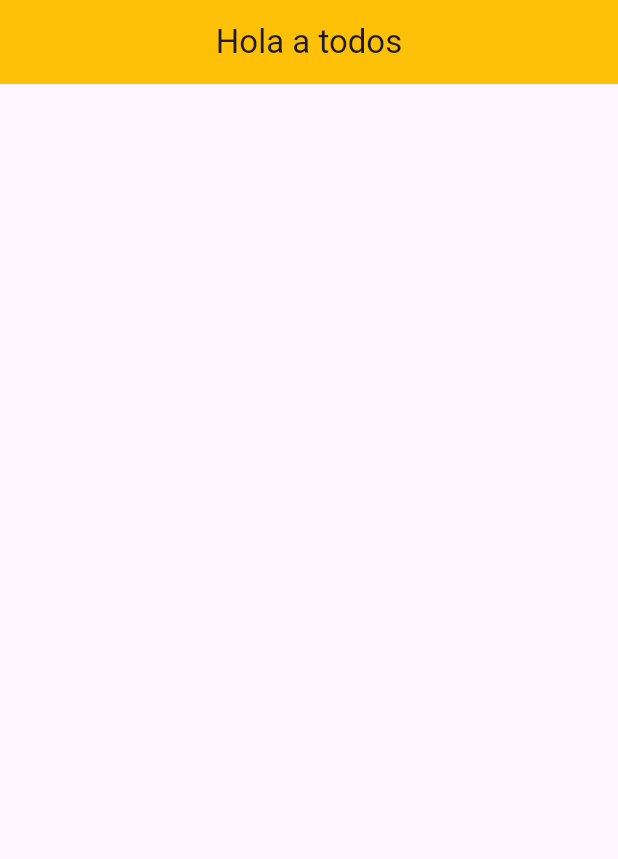
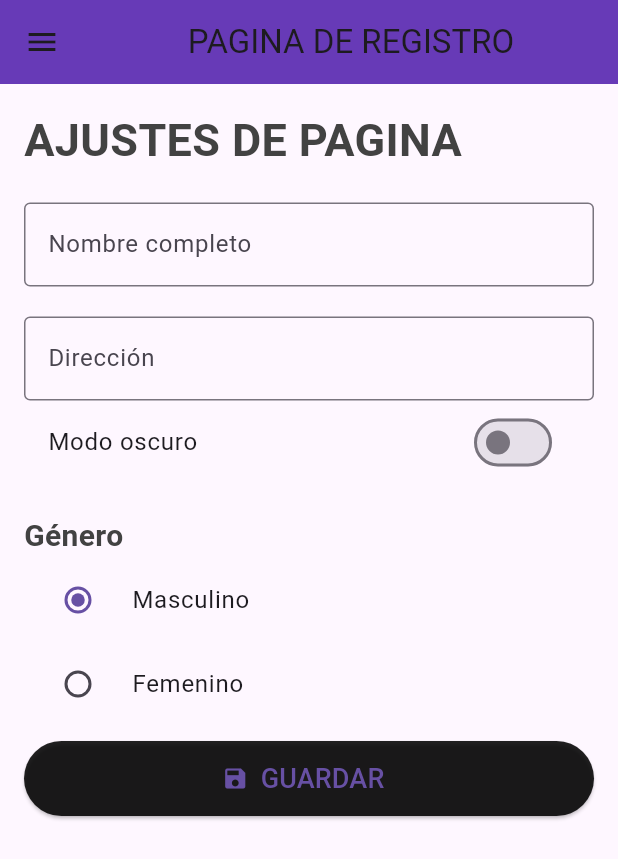
Before and after one commit to ElianaTicona/githubtest, a Flutter app: the screen it shows after launch, on a phone screen of 412 x 824 dp. Shown: the top 859 px of the screen. Run offline on Flutter 3.47's test engine with Material 3 defaults, Android fonts, the phone set to English and light mode, and no system bars; our stand-ins replace shared_preferences.

Commit message:
Proyecto finalizado

```diff
--- a/lib/main.dart
+++ b/lib/main.dart
@@ -1,6 +1,7 @@
 import 'package:flutter/material.dart';
+import 'package:flutter_5x_sharedpref/pages/register_page.dart';
 
-void main() {
+void main(){
   runApp(MyApp());
 }
 
@@ -10,22 +11,7 @@ class MyApp extends StatelessWidget {
   @override
   Widget build(BuildContext context) {
     return const MaterialApp(
-      home: HomePage(),
+      home: RegisterPage(),
     );
   }
 }
-
-
-class HomePage extends StatelessWidget {
-  const HomePage({super.key});
-
-  @override
-  Widget build(BuildContext context) {
-    return Scaffold(
-      appBar: AppBar(
-        title: Center(child: Text("Hola a todos")),
-        backgroundColor: Colors.amber,
-      ),
-    );
-  }
-}
--- /dev/null
+++ b/lib/pages/register_page.dart
@@ -0,0 +1,219 @@
+import 'package:flutter/material.dart';
+import 'package:flutter_5x_sharedpref/pages/profile_page.dart';
+import 'package:shared_preferences/shared_preferences.dart';
+
+class RegisterPage extends StatefulWidget {
+  const RegisterPage({Key? key}) : super(key: key);
+
+  @override
+  _RegisterPageState createState() => _RegisterPageState();
+}
+
+class _RegisterPageState extends State<RegisterPage> {
+  bool darkmode = false;
+  int gender = 1;
+
+  // Paso 1: Declarar los controladores para controlar el texto que se escribe en ambos Textfield
+  TextEditingController fullnamecontroller = TextEditingController();
+  TextEditingController adresscontroller = TextEditingController();
+
+  // saveData(){
+  //   print(fullnamecontroller.text);
+  //   print(adresscontroller.text);
+  //   print(darkmode);
+  //   print(gender);
+  // }
+
+  //Paso 3: Crear un metodo asincrono para GUARDAR
+  saveData() async {
+    SharedPreferences _fresita = await SharedPreferences.getInstance();
+    _fresita.setString("fullname", fullnamecontroller.text);
+    _fresita.setString("address", adresscontroller.text);
+    _fresita.setBool("darkmode", darkmode);
+    _fresita.setInt("gender", gender);
+    print("Guardando datos...");
+  }
+
+  @override
+  Widget build(BuildContext context) {
+    return Scaffold(
+      appBar: AppBar(
+        title: Center(child: const Text('PAGINA DE REGISTRO')),
+        backgroundColor: Colors.deepPurple,
+      ),
+      drawer: Drawer(
+        child: ListView(
+          padding: EdgeInsets.zero,
+          children: [
+            DrawerHeader(
+              decoration: BoxDecoration(
+                color: Colors.deepPurpleAccent,
+                image: DecorationImage(
+                  image: NetworkImage(
+                      "https://www.hdwallpapers.in/thumbs/2020/high_resolution_dark_red_background_4k_hd_red_aesthetic-t2.jpg"),
+                  fit: BoxFit.cover,
+                ),
+              ),
+              child: Column(
+                crossAxisAlignment: CrossAxisAlignment.start,
+                mainAxisAlignment: MainAxisAlignment.end,
+                children: [
+                  CircleAvatar(
+                    radius: 30,
+                    backgroundImage: NetworkImage(
+                        "https://images.pexels.com/photos/1181686/pexels-photo-1181686.jpeg"),
+                  ),
+                  SizedBox(height: 10),
+                  Text(
+                    'Juana Martinez',
+                    style: TextStyle(
+                      color: Colors.white,
+                      fontSize: 20,
+                      fontWeight: FontWeight.bold,
+                    ),
+                  ),
+                  Text(
+                    'Database User',
+                    style: TextStyle(
+                      color: Colors.white,
+                      fontSize: 16,
+                    ),
+                  ),
+                ],
+              ),
+            ),
+            ListTile(
+              leading: Icon(Icons.person),
+              title: Text('Mi perfil'),
+              onTap: () {
+                Navigator.push(context,MaterialPageRoute(builder: (context) => ProfilePage()));
+              },
+            ),
+            ListTile(
+              leading: Icon(Icons.file_copy),
+              title: Text('Portafolio'),
+              onTap: () {
+                Navigator.pop(context);
+              },
+            ),
+            ListTile(
+              leading: Icon(Icons.settings),
+              title: Text('Ajustes'),
+              onTap: () {
+                Navigator.pop(context);
+              },
+            ),
+            ListTile(
+              leading: Icon(Icons.lock),
+              title: Text('Cambiar clave'),
+              onTap: () {
+                Navigator.pop(context);
+              },
+            ),
+            Divider(),
+            ListTile(
+              leading: Icon(Icons.exit_to_app),
+              title: Text('Logout'),
+              onTap: () {
+                Navigator.pop(context);
+              },
+            ),
+          ],
+        ),
+      ),
+      body: SingleChildScrollView(
+        child: Padding(
+          padding: const EdgeInsets.all(16.0),
+          child: Column(
+            crossAxisAlignment: CrossAxisAlignment.start,
+            children: [
+              const Text(
+                'AJUSTES DE PAGINA',
+                style: TextStyle(
+                  fontSize: 30.0,
+                  fontWeight: FontWeight.w700,
+                  color: Color(0xFF424242),
+                ),
+              ),
+              SizedBox(height: 20.0),
+              TextField(
+                controller:
+                    fullnamecontroller, //Paso 2: Asignar los controladores a los Textfield
+                decoration: InputDecoration(
+                  labelText: 'Nombre completo',
+                  border: OutlineInputBorder(),
+                ),
+              ),
+              SizedBox(height: 20.0),
+              TextField(
+                controller:
+                    adresscontroller, //Paso 2: Asignar los controladores a los Textfield
+                decoration: InputDecoration(
+                  labelText: 'Dirección',
+                  border: OutlineInputBorder(),
+                ),
+              ),
+              SwitchListTile(
+                title: Text('Modo oscuro'),
+                value: darkmode,
+                onChanged: (bool value) {
+                  setState(() {
+                    darkmode = value;
+                  });
+                },
+              ),
+              SizedBox(height: 20),
+              Text(
+                "Género",
+                style: TextStyle(
+                  fontSize: 20,
+                  fontWeight: FontWeight.w600,
+                  color: Color(0xFF424242),
+                ),
+              ),
+              RadioListTile(
+                value: 1,
+                groupValue: gender,
+                title: Text("Masculino"),
+                onChanged: (int? value) {
+                  setState(() {
+                    gender = value!;
+                  });
+                },
+              ),
+              RadioListTile(
+                value: 2,
+                groupValue: gender,
+                title: Text("Femenino"),
+                onChanged: (int? value) {
+                  setState(() {
+                    gender = value!;
+                  });
+                },
+              ),
+              SizedBox(height: 10.0),
+              Container(
+                width: double.infinity,
+                height: 50.0,
+                child: ElevatedButton.icon(
+                  onPressed: () {
+                    saveData();
+                  },
+                  icon: Icon(Icons.save),
+                  label: Text(
+                    "GUARDAR",
+                    style: TextStyle(fontSize: 18.0),
+                  ),
+                  style: ElevatedButton.styleFrom(
+                    backgroundColor: Colors.black87,
+                  ),
+                ),
+              ),
+            ],
+          ),
+        ),
+      ),
+    );
+  }
+}
+//Paso 4: llamara al metodo guardar cuando se presione el boton
--- a/pubspec.yaml
+++ b/pubspec.yaml
@@ -35,6 +35,7 @@ dependencies:
   # The following adds the Cupertino Icons font to your application.
   # Use with the CupertinoIcons class for iOS style icons.
   cupertino_icons: ^1.0.6
+  shared_preferences: ^2.2.3
 
 dev_dependencies:
   flutter_test:
```
Also changed, not shown: lib/pages/profile_page.dart (added, +81 -0 lines), pubspec.lock.
